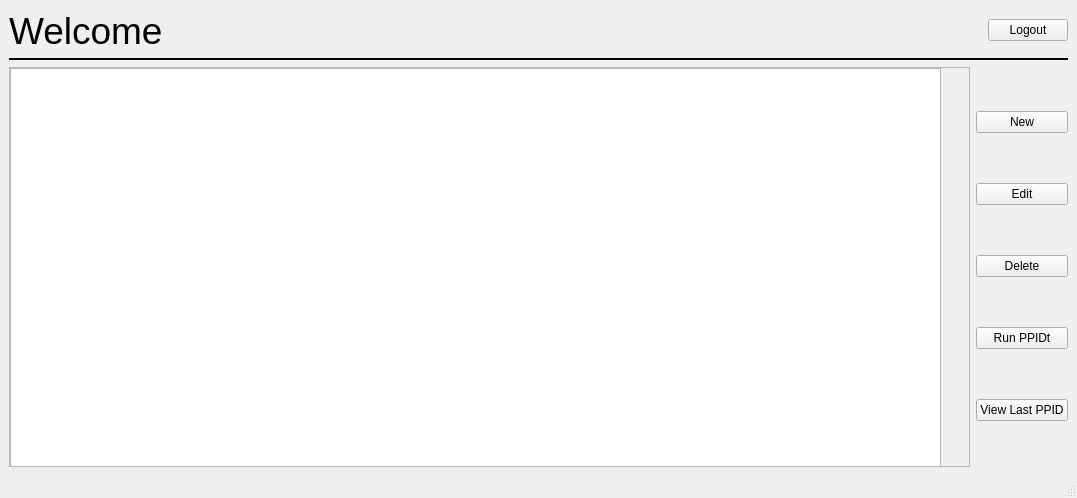
Old version of the form src/UserSubsystem/adminform.ui in the repository CaptOkie/code-first-think-later.
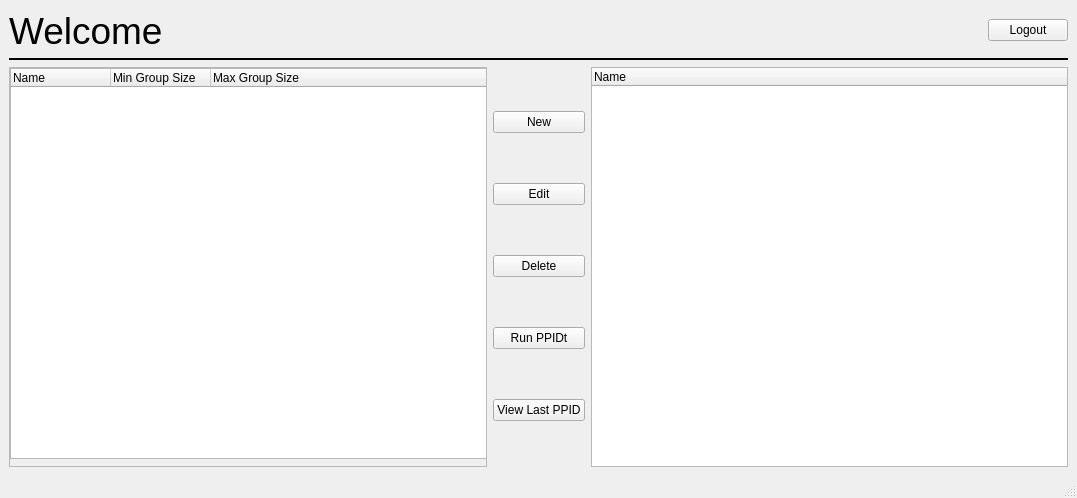
New version of the form.

Commit message: added new table, changed admin tables to trees

Diff of the .ui file:
```diff
--- a/src/UserSubsystem/adminform.ui
+++ b/src/UserSubsystem/adminform.ui
@@ -101,19 +101,34 @@
           <rect>
            <x>0</x>
            <y>0</y>
-           <width>927</width>
+           <width>460</width>
            <height>368</height>
           </rect>
          </property>
-         <widget class="QTableWidget" name="projectTable">
+         <widget class="QTreeWidget" name="projectTable">
           <property name="geometry">
            <rect>
             <x>0</x>
             <y>0</y>
             <width>931</width>
-            <height>401</height>
+            <height>391</height>
            </rect>
           </property>
+          <column>
+           <property name="text">
+            <string>Name</string>
+           </property>
+          </column>
+          <column>
+           <property name="text">
+            <string>Min Group Size</string>
+           </property>
+          </column>
+          <column>
+           <property name="text">
+            <string>Max Group Size</string>
+           </property>
+          </column>
          </widget>
         </widget>
        </widget>
@@ -157,6 +172,15 @@
         </item>
        </layout>
       </item>
+      <item>
+       <widget class="QTreeWidget" name="treeWidget">
+        <column>
+         <property name="text">
+          <string>Name</string>
+         </property>
+        </column>
+       </widget>
+      </item>
      </layout>
     </item>
    </layout>
```
The commit also changes 4 other files.
